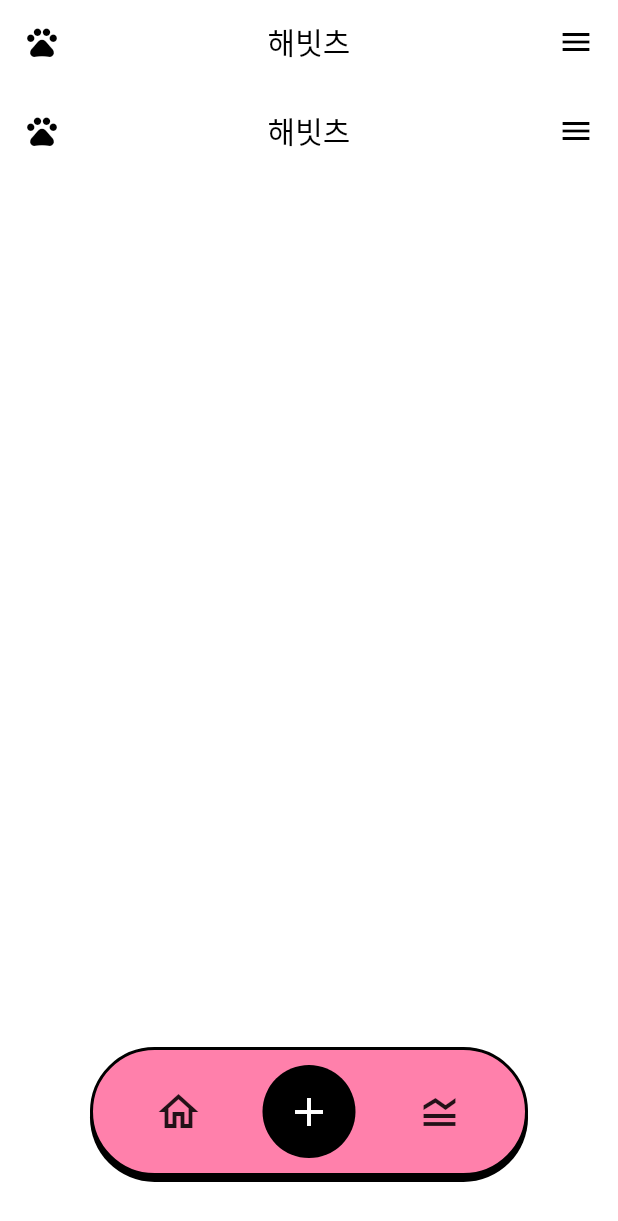
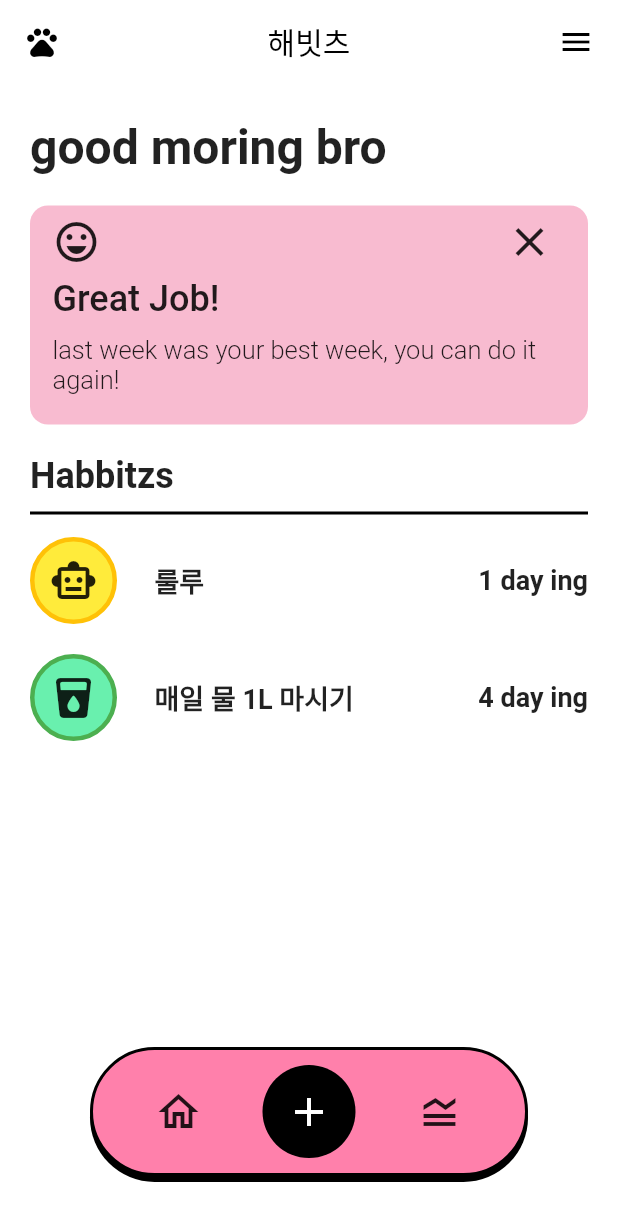
Before and after one commit to jaewoong2/Flutter_TodoList, a Flutter app: the screen it shows after launch, on a phone screen of 412 x 824 dp. Shown: the top 1221 px of the screen. Run offline on Flutter 3.47's test engine with Material 2 defaults, Android fonts, the phone set to English and light mode, and no system bars.

Commit message:
:art: 네비게이션을 통한 라우팅

```diff
--- a/lib/main.dart
+++ b/lib/main.dart
@@ -1,7 +1,8 @@
 import 'package:flutter/material.dart';
 import 'package:flutter_todolist/model/todo_view_model.dart';
 import 'package:flutter_todolist/model/todolist_view_model.dart';
-import 'package:flutter_todolist/ui/todo_appbar_ui.dart';
+import 'package:flutter_todolist/view/todo_create_view.dart';
+import 'package:flutter_todolist/view/todo_home_body_view.dart';
 import 'package:flutter_todolist/view/todo_home_view.dart';
 import 'package:provider/provider.dart';
 
@@ -24,18 +25,17 @@ class MyApp extends StatelessWidget {
   @override
   Widget build(BuildContext context) {
     return MaterialApp(
+      routes: {
+        "/": (context) => const TodoHome(
+              child: TodoHomeBody(),
+            ),
+        '/create': (context) => const TodoHome(
+              isBottomNavigationBar: false,
+              child: TodoCreateView(),
+            ),
+      },
       title: 'Flutter Demo',
       theme: ThemeData(scaffoldBackgroundColor: Colors.white),
-      home: Scaffold(
-        body: const TodoHome(),
-        appBar: PreferredSize(
-          preferredSize: Size(
-            MediaQuery.of(context).size.width,
-            59,
-          ),
-          child: const TodoAppBar(),
-        ),
-      ),
     );
   }
 }
--- /dev/null
+++ b/lib/view/todo_home_body_view.dart
@@ -0,0 +1,183 @@
+import 'package:flutter/material.dart';
+
+class TodoHomeBody extends StatelessWidget {
+  const TodoHomeBody({super.key});
+
+  @override
+  Widget build(BuildContext context) {
+    return Container(
+      padding: const EdgeInsets.symmetric(
+        horizontal: 20,
+        vertical: 20,
+      ),
+      child: Column(
+        crossAxisAlignment: CrossAxisAlignment.start,
+        children: [
+          const Text(
+            "good moring bro",
+            style: TextStyle(
+              fontWeight: FontWeight.w600,
+              fontSize: 32,
+            ),
+          ),
+          const SizedBox(
+            height: 20,
+          ),
+          Container(
+            padding: const EdgeInsets.only(left: 15, right: 15, bottom: 20),
+            decoration: BoxDecoration(
+              color: Colors.pink.shade100,
+              borderRadius: BorderRadius.circular(12),
+            ),
+            child: Column(
+              crossAxisAlignment: CrossAxisAlignment.start,
+              children: [
+                Row(
+                  mainAxisAlignment: MainAxisAlignment.spaceBetween,
+                  children: [
+                    const Icon(
+                      Icons.emoji_emotions_outlined,
+                      size: 32,
+                    ),
+                    IconButton(
+                      focusColor: Colors.transparent,
+                      highlightColor: Colors.transparent,
+                      splashColor: Colors.transparent,
+                      onPressed: () {},
+                      icon: const Icon(
+                        Icons.clear,
+                        size: 32,
+                      ),
+                    ),
+                  ],
+                ),
+                const Text(
+                  "Great Job!",
+                  style: TextStyle(
+                    fontWeight: FontWeight.w500,
+                    fontSize: 24,
+                  ),
+                ),
+                const SizedBox(
+                  height: 10,
+                ),
+                const Text(
+                  'last week was your best week, you can do it again!',
+                  style: TextStyle(
+                    fontWeight: FontWeight.w300,
+                    fontSize: 17,
+                  ),
+                )
+              ],
+            ),
+          ),
+          const SizedBox(height: 20),
+          Column(
+            crossAxisAlignment: CrossAxisAlignment.start,
+            children: [
+              const Text(
+                "Habbitzs",
+                style: TextStyle(
+                  fontSize: 24,
+                  fontWeight: FontWeight.w600,
+                ),
+              ),
+              Container(
+                margin: const EdgeInsets.only(top: 10, bottom: 15),
+                width: MediaQuery.of(context).size.width,
+                height: 2,
+                decoration: const BoxDecoration(
+                  color: Colors.black,
+                ),
+                child: const Row(),
+              ),
+              Row(
+                mainAxisAlignment: MainAxisAlignment.spaceBetween,
+                children: [
+                  Row(
+                    children: [
+                      Container(
+                        padding: const EdgeInsets.all(10),
+                        margin: const EdgeInsets.only(right: 25),
+                        decoration: BoxDecoration(
+                          borderRadius:
+                              const BorderRadius.all(Radius.circular(500)),
+                          border: Border.all(
+                            color: Colors.amber,
+                            width: 3,
+                          ),
+                          color: Colors.yellow,
+                        ),
+                        child: const Icon(
+                          Icons.smart_toy_outlined,
+                          size: 32,
+                        ),
+                      ),
+                      const Text(
+                        "룰루",
+                        style: TextStyle(
+                          fontSize: 18,
+                          fontWeight: FontWeight.w600,
+                        ),
+                      )
+                    ],
+                  ),
+                  const Text(
+                    "1 day ing",
+                    style: TextStyle(
+                      fontSize: 18,
+                      fontWeight: FontWeight.w600,
+                    ),
+                  )
+                ],
+              ),
+              const SizedBox(
+                height: 20,
+              ),
+              Row(
+                mainAxisAlignment: MainAxisAlignment.spaceBetween,
+                children: [
+                  Row(
+                    children: [
+                      Container(
+                        padding: const EdgeInsets.all(10),
+                        margin: const EdgeInsets.only(right: 25),
+                        decoration: BoxDecoration(
+                          borderRadius:
+                              const BorderRadius.all(Radius.circular(500)),
+                          border: Border.all(
+                            color: Colors.green,
+                            width: 3,
+                          ),
+                          color: Colors.greenAccent,
+                        ),
+                        child: const Icon(
+                          Icons.local_drink_rounded,
+                          size: 32,
+                        ),
+                      ),
+                      const Text(
+                        "매일 물 1L 마시기",
+                        style: TextStyle(
+                          fontSize: 18,
+                          fontWeight: FontWeight.w600,
+                        ),
+                      )
+                    ],
+                  ),
+                  const Text(
+                    "4 day ing",
+                    style: TextStyle(
+                      fontSize: 18,
+                      fontWeight: FontWeight.w600,
+                    ),
+                  )
+                ],
+              )
+            ],
+          ),
+        ],
+      ),
+    );
+  }
+}
```
